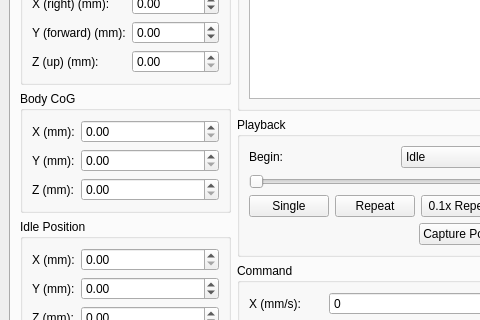
This is mtool_main_window.ui in mjbots/mjmech as Qt 5 draws it before an edit; both pictures show x 0 to 480 and y 166 to 486 of the 1002 by 859 pixel window. The edited form follows.
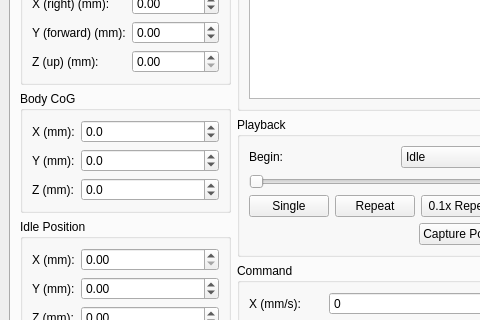
This is the edited form. The open tabs and pages were chosen to show the change.

Commit message: mtool: Choose usable values of the min/max for the center of gravity fields.

Diff of the .ui file:
```diff
--- a/mtool_main_window.ui
+++ b/mtool_main_window.ui
@@ -947,7 +947,20 @@
               </widget>
              </item>
              <item row="0" column="1">
-              <widget class="QDoubleSpinBox" name="bodyCogXSpin"/>
+              <widget class="QDoubleSpinBox" name="bodyCogXSpin">
+               <property name="decimals">
+                <number>1</number>
+               </property>
+               <property name="minimum">
+                <double>-500.000000000000000</double>
+               </property>
+               <property name="maximum">
+                <double>500.000000000000000</double>
+               </property>
+               <property name="singleStep">
+                <double>10.000000000000000</double>
+               </property>
+              </widget>
              </item>
              <item row="1" column="0">
               <widget class="QLabel" name="label_14">
@@ -957,7 +970,20 @@
               </widget>
              </item>
              <item row="1" column="1">
-              <widget class="QDoubleSpinBox" name="bodyCogYSpin"/>
+              <widget class="QDoubleSpinBox" name="bodyCogYSpin">
+               <property name="decimals">
+                <number>1</number>
+               </property>
+               <property name="minimum">
+                <double>-500.000000000000000</double>
+               </property>
+               <property name="maximum">
+                <double>500.000000000000000</double>
+               </property>
+               <property name="singleStep">
+                <double>10.000000000000000</double>
+               </property>
+              </widget>
              </item>
              <item row="2" column="0">
               <widget class="QLabel" name="label_15">
@@ -967,7 +993,20 @@
               </widget>
              </item>
              <item row="2" column="1">
-              <widget class="QDoubleSpinBox" name="bodyCogZSpin"/>
+              <widget class="QDoubleSpinBox" name="bodyCogZSpin">
+               <property name="decimals">
+                <number>1</number>
+               </property>
+               <property name="minimum">
+                <double>-500.000000000000000</double>
+               </property>
+               <property name="maximum">
+                <double>500.000000000000000</double>
+               </property>
+               <property name="singleStep">
+                <double>10.000000000000000</double>
+               </property>
+              </widget>
              </item>
             </layout>
            </widget>
```
